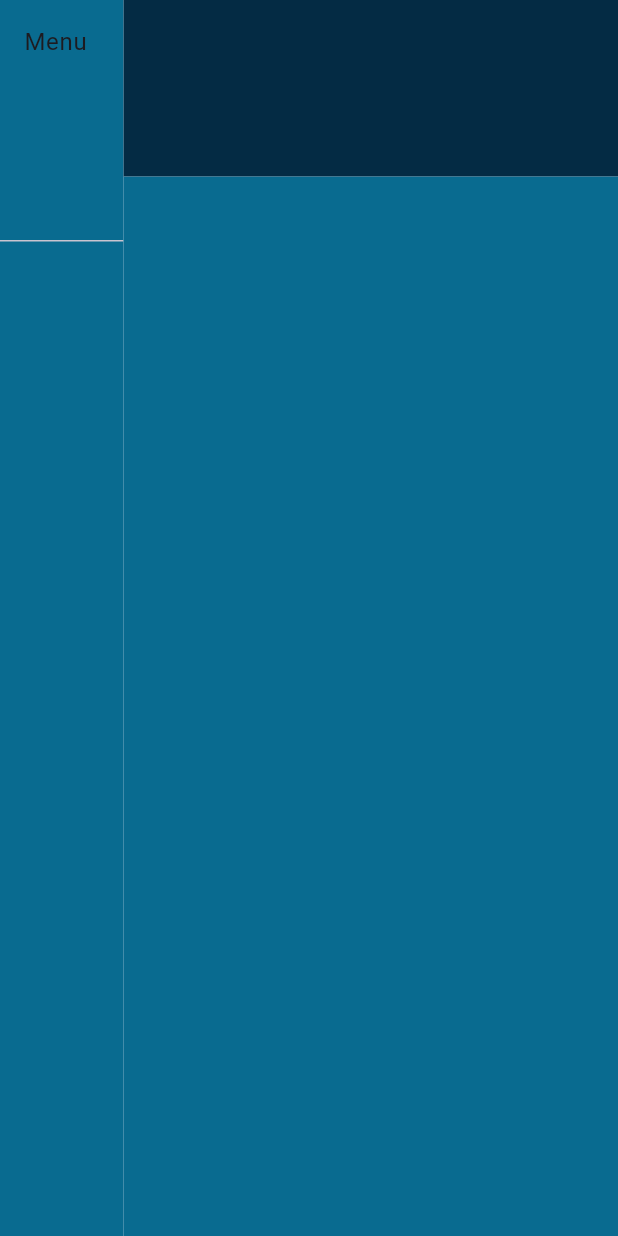
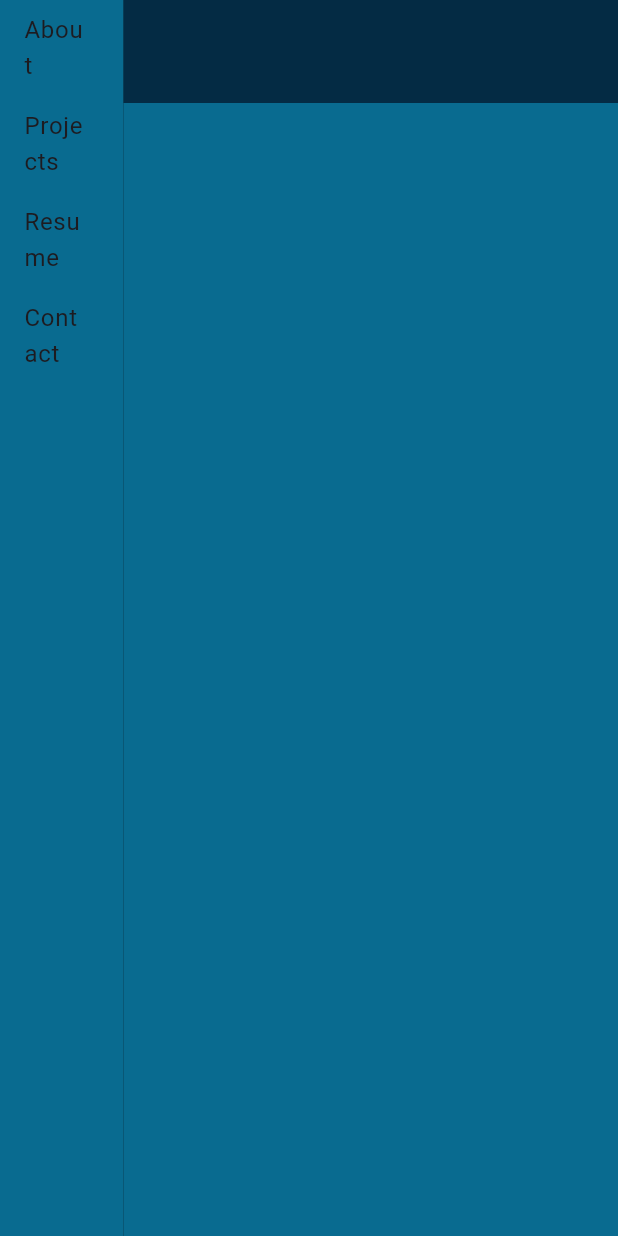
Before and after one commit to 1Shibam/portfolio_web, a Flutter app: the DesktopScreenLayout screen opened directly, on a phone screen of 412 x 824 dp. Run offline on Flutter 3.47's test engine with Material 3 defaults, Android fonts, the phone set to English and light mode, and no system bars; our stand-ins replace animated_text_kit, flutter_riverpod, go_router.

Commit message:
done with the layouts

```diff
--- a/lib/app.dart
+++ b/lib/app.dart
@@ -1,5 +1,6 @@
 import 'package:flutter/material.dart';
 import 'package:portfolio_web/router/router_config.dart';
+import 'package:portfolio_web/theme/web_theme.dart';
 
 class PortfolioWeb extends StatelessWidget {
   const PortfolioWeb({super.key});
@@ -8,6 +9,7 @@ class PortfolioWeb extends StatelessWidget {
   Widget build(BuildContext context) {
     return MaterialApp.router(
       routerConfig: router,
+      theme: webAppThem,
     );
   }
 }
--- a/lib/responsive/desktop/desktop_screen_layout.dart
+++ b/lib/responsive/desktop/desktop_screen_layout.dart
@@ -11,10 +11,23 @@ class DesktopScreenLayout extends StatelessWidget {
       children: [
         Expanded(
             child: Drawer(
-          shape: RoundedRectangleBorder(),
+          shape: const RoundedRectangleBorder(),
           backgroundColor: AppColors.lightBlue,
           child: ListView(
-            children: [DrawerHeader(child: Text('Menu'))],
+            children: const [
+              ListTile(
+                title: Text('About'),
+              ),
+              ListTile(
+                title: Text('Projects'),
+              ),
+              ListTile(
+                title: Text('Resume'),
+              ),
+              ListTile(
+                title: Text('Contact'),
+              ),
+            ],
           ),
         )),
         Expanded(
@@ -27,7 +40,7 @@ class DesktopScreenLayout extends StatelessWidget {
                   ),
                 ),
                 Expanded(
-                  flex: 6,
+                  flex: 11,
                   child: Container(
                     color: AppColors.lightBlue,
                   ),
--- a/lib/theme/web_theme.dart
+++ b/lib/theme/web_theme.dart
@@ -4,6 +4,6 @@ import 'package:portfolio_web/theme/colors.dart';
 ThemeData webAppThem = ThemeData(
     scaffoldBackgroundColor: AppColors.darkBackground,
     cardColor: AppColors.darkBackground,
-    drawerTheme: DrawerThemeData(
+    drawerTheme: const DrawerThemeData(
       backgroundColor: AppColors.darkBlue,
     ));
```
Also changed, not shown: lib/responsive/mobile/mobile_screen_layout.dart (+26 -4 lines), lib/responsive/tablet/tablet_screen_layout.dart (+26 -5 lines).
